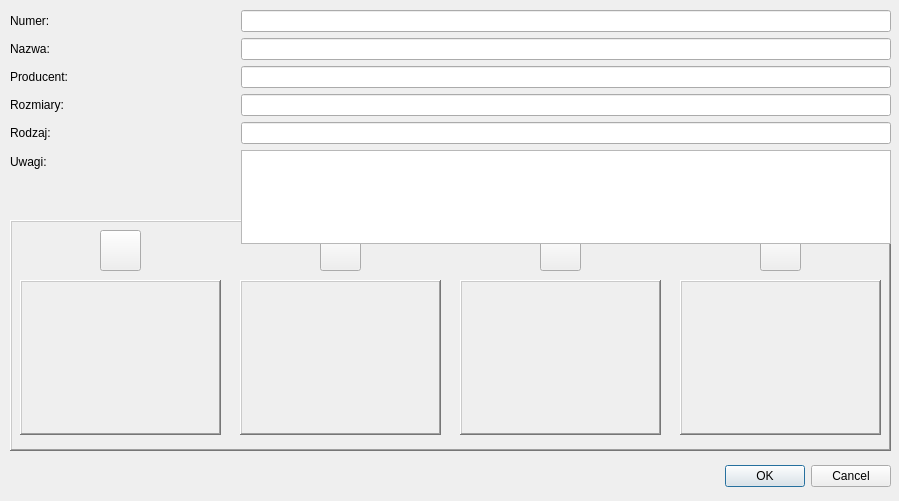
militia11/shoes, file nowySpodDialog.ui: the form before one commit.
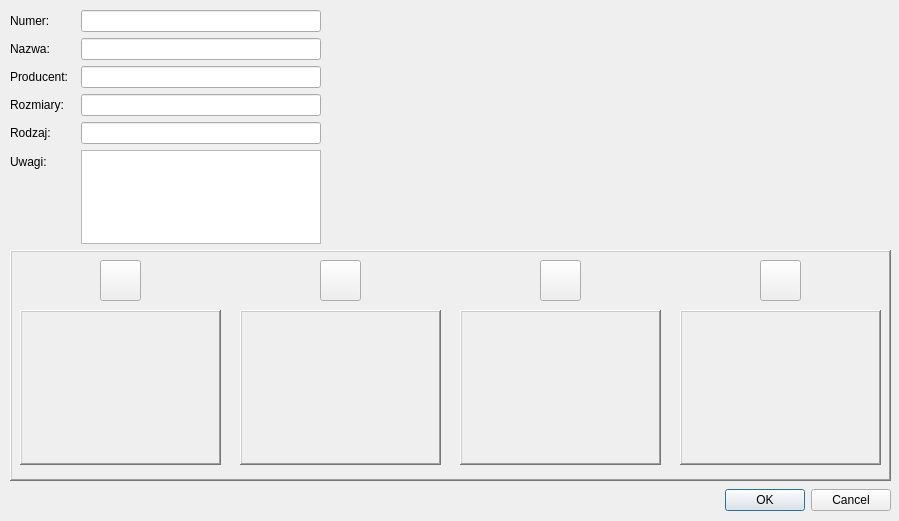
The form after the commit. Icons and pictures are not drawn.

```diff
--- a/nowySpodDialog.ui
+++ b/nowySpodDialog.ui
@@ -7,7 +7,7 @@
     <x>0</x>
     <y>0</y>
     <width>899</width>
-    <height>501</height>
+    <height>521</height>
    </rect>
   </property>
   <property name="windowTitle">
@@ -17,9 +17,9 @@
    <property name="geometry">
     <rect>
      <x>550</x>
-     <y>460</y>
+     <y>480</y>
      <width>341</width>
-     <height>32</height>
+     <height>41</height>
     </rect>
    </property>
    <property name="orientation">
@@ -33,7 +33,7 @@
    <property name="geometry">
     <rect>
      <x>10</x>
-     <y>220</y>
+     <y>250</y>
      <width>881</width>
      <height>231</height>
     </rect>
@@ -376,7 +376,7 @@
     <rect>
      <x>10</x>
      <y>10</y>
-     <width>881</width>
+     <width>311</width>
      <height>234</height>
     </rect>
    </property>
@@ -384,7 +384,7 @@
     <item row="1" column="0">
      <widget class="QLabel" name="label">
       <property name="text">
-       <string>Nazwa:                 </string>
+       <string>Nazwa:    </string>
       </property>
      </widget>
     </item>
@@ -404,7 +404,7 @@
     <item row="2" column="0">
      <widget class="QLabel" name="label_3">
       <property name="text">
-       <string>Producent:                                                  </string>
+       <string>Producent:  </string>
       </property>
      </widget>
     </item>
```
Left out of the diff: 1 changed line with no effect on the pictures.
